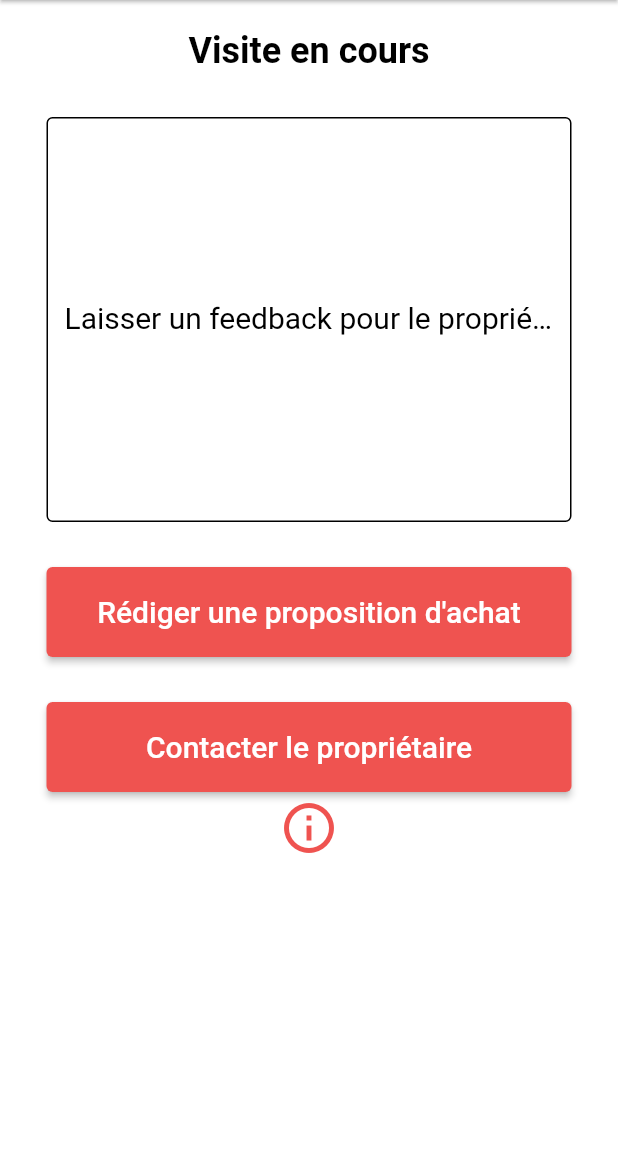
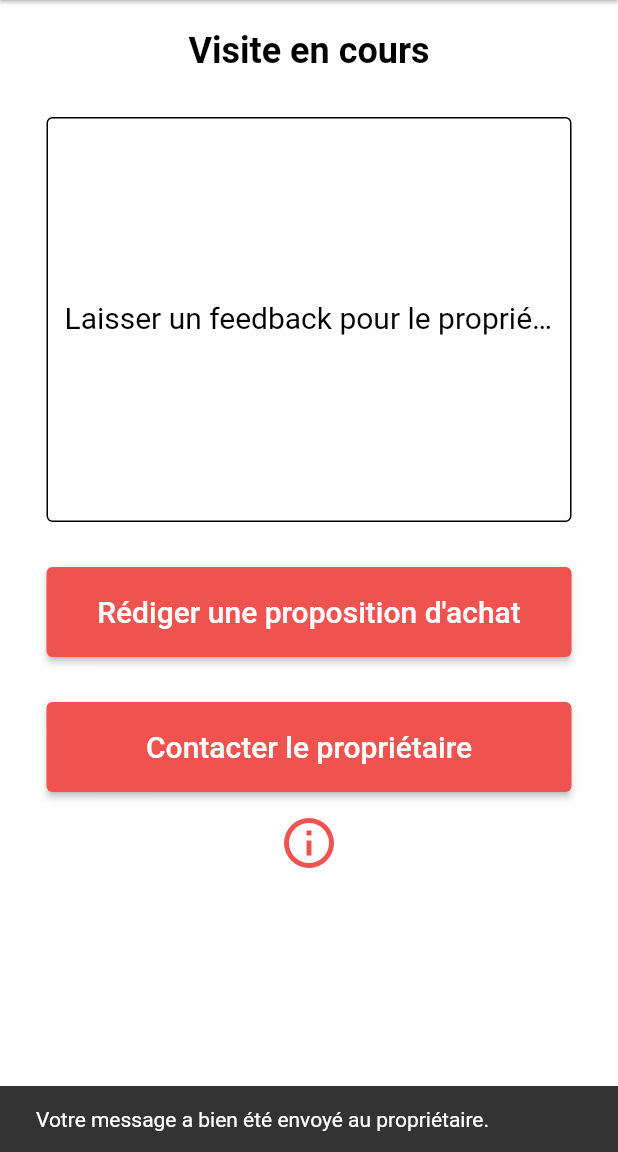
Before and after one commit to Br4x/ynov-immo, a Flutter app: the FeedbackScreen screen opened directly, after a tap on "Contacter le propriétaire", on a phone screen of 412 x 824 dp, the part 84-1236 px from its top. Run offline on Flutter 3.47's test engine with Material 2 defaults, Android fonts, the phone set to English and light mode, and no system bars; our stand-ins replace flutter_svg, smooth_star_rating; network calls fail.

Commit message:
change showwinfo

```diff
--- a/lib/pages/feedback-pro/components/buttonContact.dart
+++ b/lib/pages/feedback-pro/components/buttonContact.dart
@@ -15,7 +15,11 @@ class ButtonContact extends StatelessWidget {
             height: 60.0,
             child: ElevatedButton(
               onPressed: () {
-                // Respond to button press
+                Scaffold.of(context).showSnackBar(SnackBar(
+                  content:
+                      Text('Votre message a bien été envoyé au propriétaire.'),
+                  duration: Duration(seconds: 4),
+                ));
               },
               style: ElevatedButton.styleFrom(
                 primary: Colors.red[400], // background
--- a/lib/pages/feedback-pro/components/showinfo.dart
+++ b/lib/pages/feedback-pro/components/showinfo.dart
@@ -3,7 +3,8 @@ import 'package:flutter/material.dart';
 class Showinfo extends StatelessWidget {
   @override
   Widget build(BuildContext context) {
-    return Center(
+    return Padding(
+      padding: EdgeInsets.only(top: 10.0),
       child: Tooltip(
         message: "Pourquoi la visite n'a pas marché, etc...",
         child: FlatButton(
```
